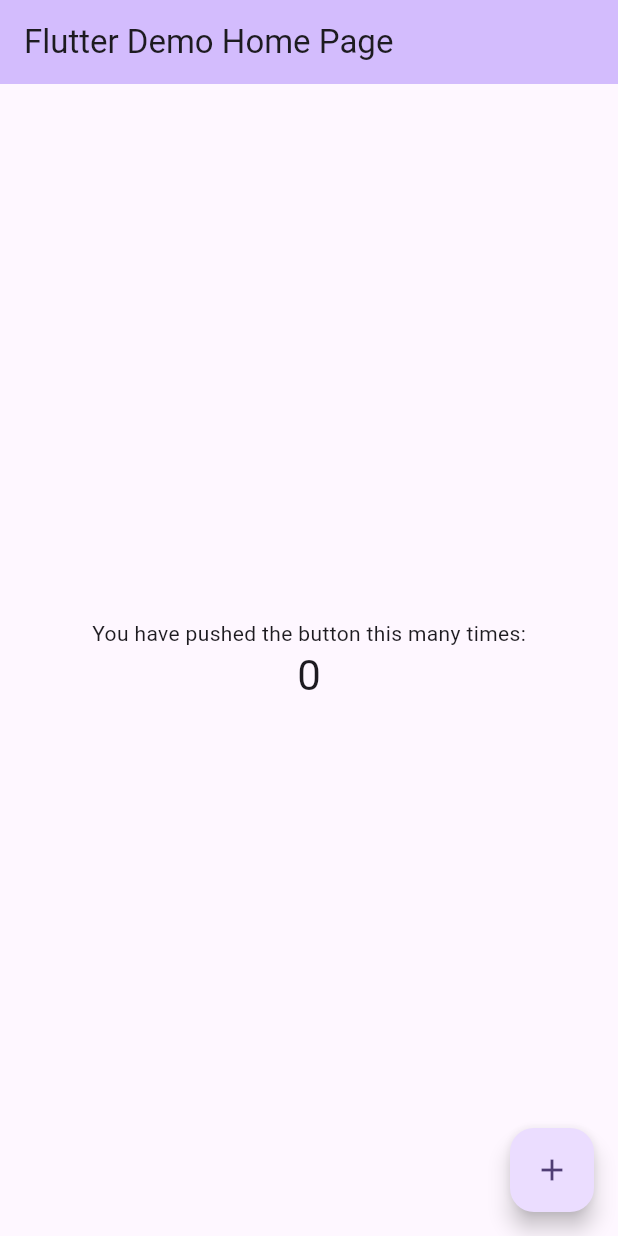
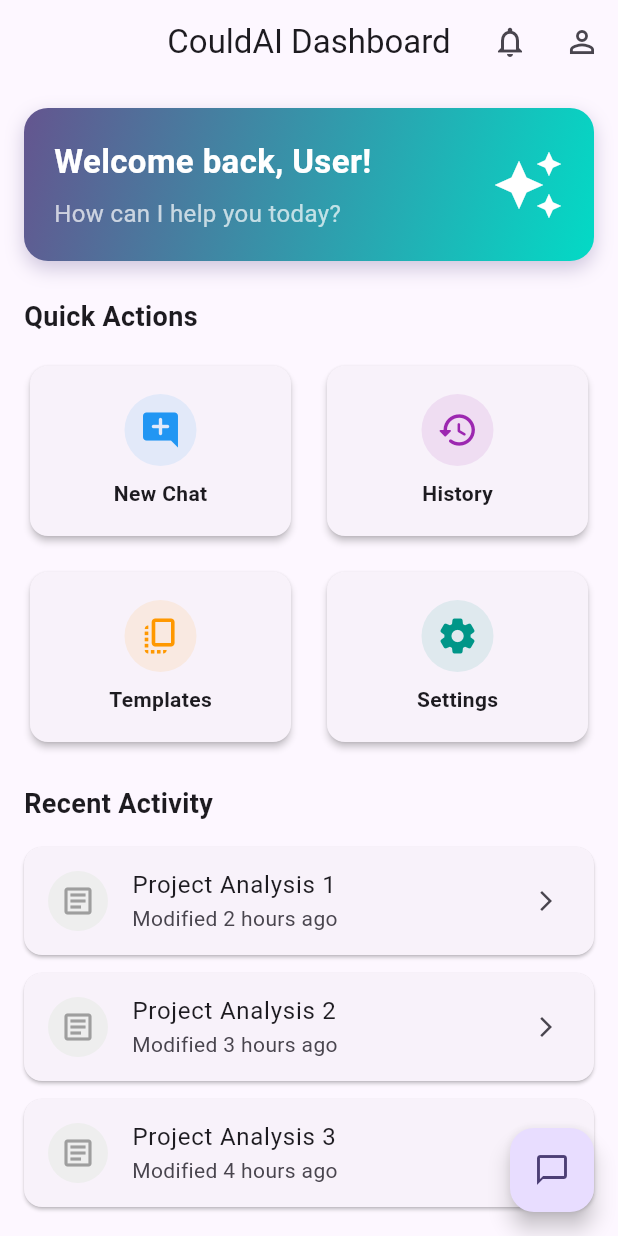
Before and after one commit to could-ai/019ae3c2-4bac-7e21-86ec-6443d49f0b73, a Flutter app: the screen it shows after launch, on a phone screen of 412 x 824 dp. Run offline on Flutter 3.47's test engine with Material 3 defaults, Android fonts, the phone set to English and light mode, and no system bars.

Commit message:
Created a splash screen with the app logo and automatic navigation to the home screen after 2 seconds.; Created a modern Home Screen with a dashboard layout, including a welcome section, quick action grid, and recent activity list.; Refactored main.dart to replace the default counter app with a proper routing setup, connecting the new SplashScreen and HomeScreen.

```diff
--- a/usr/lib/main.dart
+++ b/usr/lib/main.dart
@@ -1,4 +1,6 @@
 import 'package:flutter/material.dart';
+import 'screens/home_screen.dart';
+import 'screens/splash_screen.dart';
 
 void main() {
   runApp(const MyApp());
@@ -7,117 +9,29 @@ void main() {
 class MyApp extends StatelessWidget {
   const MyApp({super.key});
 
-  // This widget is the root of your application.
   @override
   Widget build(BuildContext context) {
     return MaterialApp(
-      title: 'Flutter Demo',
+      title: 'CouldAI User App',
       debugShowCheckedModeBanner: false,
       theme: ThemeData(
-        // This is the theme of your application.
-        //
-        // TRY THIS: Try running your application with "flutter run". You'll see
-        // the application has a purple toolbar. Then, without quitting the app,
-        // try changing the seedColor in the colorScheme below to Colors.green
-        // and then invoke "hot reload" (save your changes or press the "hot
-        // reload" button in a Flutter-supported IDE, or press "r" if you used
-        // the command line to start the app).
-        //
-        // Notice that the counter didn't reset back to zero; the application
-        // state is not lost during the reload. To reset the state, use hot
-        // restart instead.
-        //
-        // This works for code too, not just values: Most code changes can be
-        // tested with just a hot reload.
-        colorScheme: ColorScheme.fromSeed(seedColor: Colors.deepPurple),
+        colorScheme: ColorScheme.fromSeed(
+          seedColor: const Color(0xFF6200EE),
+          secondary: const Color(0xFF03DAC6),
+        ),
+        useMaterial3: true,
+        fontFamily: 'Roboto', // Default, but good to be explicit or change later
+        appBarTheme: const AppBarTheme(
+          centerTitle: true,
+          elevation: 0,
+        ),
       ),
+      // Explicitly define the initial route
       initialRoute: '/',
       routes: {
-        '/': (context) => const MyHomePage(title: 'Flutter Demo Home Page'),
+        '/': (context) => const SplashScreen(),
+        '/home': (context) => const HomeScreen(),
       },
     );
   }
 }
-
-class MyHomePage extends StatefulWidget {
-  const MyHomePage({super.key, required this.title});
-
-  // This widget is the home page of your application. It is stateful, meaning
-  // that it has a State object (defined below) that contains fields that affect
-  // how it looks.
-
-  // This class is the configuration for the state. It holds the values (in this
-  // case the title) provided by the parent (in this case the App widget) and
-  // used by the build method of the State. Fields in a Widget subclass are
-  // always marked "final".
-
-  final String title;
-
-  @override
-  State<MyHomePage> createState() => _MyHomePageState();
-}
-
-class _MyHomePageState extends State<MyHomePage> {
-  int _counter = 0;
-
-  void _incrementCounter() {
-    setState(() {
-      // This call to setState tells the Flutter framework that something has
-      // changed in this State, which causes it to rerun the build method below
-      // so that the display can reflect the updated values. If we changed
-      // _counter without calling setState(), then the build method would not be
-      // called again, and so nothing would appear to happen.
-      _counter++;
-    });
-  }
-
-  @override
-  Widget build(BuildContext context) {
-    // This method is rerun every time setState is called, for instance as done
-    // by the _incrementCounter method above.
-    //
-    // The Flutter framework has been optimized to make rerunning build methods
-    // fast, so that you can just rebuild anything that needs updating rather
-    // than having to individually change instances of widgets.
-    return Scaffold(
-      appBar: AppBar(
-        // TRY THIS: Try changing the color here to a specific color (to
-        // Colors.amber, perhaps?) and trigger a hot reload to see the AppBar
-        // change color while the other colors stay the same.
-        backgroundColor: Theme.of(context).colorScheme.inversePrimary,
-        // Here we take the value from the MyHomePage object that was created by
-        // the App.build method, and use it to set our appbar title.
-        title: Text(widget.title),
-      ),
-      body: Center(
-        // Center is a layout widget. It takes a single child and positions it
-        // in the middle of the parent.
-        child: Column(
-          // Column is also a layout widget. It takes a list of children and
-          // arranges them vertically. By default, it sizes itself to fit its
-          // children horizontally, and tries to be as tall as its parent.
-          //
-          // Column has various properties to control how it sizes itself and
-          // how it positions its children. Here we use mainAxisAlignment to
-          // center the children vertically; the main axis here is the vertical
-          // axis because Columns are vertical (the cross axis would be
-          // horizontal).
-          //
-          // TRY THIS: Invoke "debug painting" (choose the "Toggle Debug Paint"
-          // action in the IDE, or press "p" in the console), to see the
-          // wireframe for each widget.
-          mainAxisAlignment: MainAxisAlignment.center,
-          children: <Widget>[
-            const Text('You have pushed the button this many times:'),
-            Text('$_counter', style: Theme.of(context).textTheme.headlineMedium),
-          ],
-        ),
-      ),
-      floatingActionButton: FloatingActionButton(
-        onPressed: _incrementCounter,
-        tooltip: 'Increment',
-        child: const Icon(Icons.add),
-      ), // This trailing comma makes auto-formatting nicer for build methods.
-    );
-  }
-}
--- /dev/null
+++ b/usr/lib/screens/home_screen.dart
@@ -0,0 +1,216 @@
+import 'package:flutter/material.dart';
+
+class HomeScreen extends StatelessWidget {
+  const HomeScreen({super.key});
+
+  @override
+  Widget build(BuildContext context) {
+    return Scaffold(
+      appBar: AppBar(
+        title: const Text('CouldAI Dashboard'),
+        actions: [
+          IconButton(
+            icon: const Icon(Icons.notifications_outlined),
+            onPressed: () {},
+          ),
+          IconButton(
+            icon: const Icon(Icons.person_outline),
+            onPressed: () {},
+          ),
+        ],
+      ),
+      body: SingleChildScrollView(
+        padding: const EdgeInsets.all(16.0),
+        child: Column(
+          crossAxisAlignment: CrossAxisAlignment.start,
+          children: [
+            _buildWelcomeSection(context),
+            const SizedBox(height: 24),
+            _buildFeatureGrid(context),
+            const SizedBox(height: 24),
+            _buildRecentActivity(context),
+          ],
+        ),
+      ),
+      floatingActionButton: FloatingActionButton(
+        onPressed: () {},
+        child: const Icon(Icons.chat_bubble_outline),
+      ),
+    );
+  }
+
+  Widget _buildWelcomeSection(BuildContext context) {
+    return Container(
+      padding: const EdgeInsets.all(20),
+      decoration: BoxDecoration(
+        gradient: LinearGradient(
+          colors: [
+            Theme.of(context).colorScheme.primary,
+            Theme.of(context).colorScheme.secondary,
+          ],
+          begin: Alignment.topLeft,
+          end: Alignment.bottomRight,
+        ),
+        borderRadius: BorderRadius.circular(16),
+        boxShadow: [
+          BoxShadow(
+            color: Theme.of(context).colorScheme.primary.withOpacity(0.3),
+            blurRadius: 10,
+            offset: const Offset(0, 5),
+          ),
+        ],
+      ),
+      child: const Row(
+        children: [
+          Expanded(
+            child: Column(
+              crossAxisAlignment: CrossAxisAlignment.start,
+              children: [
+                Text(
+                  'Welcome back, User!',
+                  style: TextStyle(
+                    color: Colors.white,
+                    fontSize: 22,
+                    fontWeight: FontWeight.bold,
+                  ),
+                ),
+                SizedBox(height: 8),
+                Text(
+                  'How can I help you today?',
+                  style: TextStyle(
+                    color: Colors.white70,
+                    fontSize: 16,
+                  ),
+                ),
+              ],
+            ),
+          ),
+          Icon(
+            Icons.auto_awesome,
+            color: Colors.white,
+            size: 48,
+          ),
+        ],
+      ),
+    );
+  }
+
+  Widget _buildFeatureGrid(BuildContext context) {
+    return Column(
+      crossAxisAlignment: CrossAxisAlignment.start,
+      children: [
+        const Text(
+          'Quick Actions',
+          style: TextStyle(
+            fontSize: 18,
+            fontWeight: FontWeight.bold,
+          ),
+        ),
+        const SizedBox(height: 16),
+        GridView.count(
+          shrinkWrap: true,
+          physics: const NeverScrollableScrollPhysics(),
+          crossAxisCount: 2,
+          crossAxisSpacing: 16,
+          mainAxisSpacing: 16,
+          childAspectRatio: 1.5,
+          children: [
+            _buildFeatureCard(
+              context,
+              'New Chat',
+              Icons.add_comment_rounded,
+              Colors.blue,
+            ),
+            _buildFeatureCard(
+              context,
+              'History',
+              Icons.history_rounded,
+              Colors.purple,
+            ),
+            _buildFeatureCard(
+              context,
+              'Templates',
+              Icons.copy_all_rounded,
+              Colors.orange,
+            ),
+            _buildFeatureCard(
+              context,
+              'Settings',
+              Icons.settings_rounded,
+              Colors.teal,
+            ),
+          ],
+        ),
+      ],
+    );
+  }
+
+  Widget _buildFeatureCard(
+      BuildContext context, String title, IconData icon, Color color) {
+    return Card(
+      elevation: 2,
+      shape: RoundedRectangleBorder(borderRadius: BorderRadius.circular(12)),
+      child: InkWell(
+        onTap: () {},
+        borderRadius: BorderRadius.circular(12),
+        child: Column(
+          mainAxisAlignment: MainAxisAlignment.center,
+          children: [
+            Container(
+              padding: const EdgeInsets.all(10),
+              decoration: BoxDecoration(
+                color: color.withOpacity(0.1),
+                shape: BoxShape.circle,
+              ),
+              child: Icon(icon, color: color, size: 28),
+            ),
+            const SizedBox(height: 8),
+            Text(
+              title,
+              style: const TextStyle(
+                fontWeight: FontWeight.w600,
+              ),
+            ),
+          ],
+        ),
+      ),
+    );
+  }
+
+  Widget _buildRecentActivity(BuildContext context) {
+    return Column(
+      crossAxisAlignment: CrossAxisAlignment.start,
+      children: [
+        const Text(
+          'Recent Activity',
+          style: TextStyle(
+            fontSize: 18,
+            fontWeight: FontWeight.bold,
+          ),
+        ),
+        const SizedBox(height: 16),
+        ListView.builder(
+          shrinkWrap: true,
+          physics: const NeverScrollableScrollPhysics(),
+          itemCount: 3,
+          itemBuilder: (context, index) {
+            return Card(
+              margin: const EdgeInsets.only(bottom: 12),
+              shape: RoundedRectangleBorder(
+                  borderRadius: BorderRadius.circular(12)),
+              child: ListTile(
+                leading: CircleAvatar(
+                  backgroundColor: Colors.grey.shade200,
+                  child: const Icon(Icons.article_outlined, color: Colors.grey),
+                ),
+                title: Text('Project Analysis ${index + 1}'),
+                subtitle: Text('Modified ${index + 2} hours ago'),
+                trailing: const Icon(Icons.arrow_forward_ios, size: 16),
+              ),
+            );
+          },
+        ),
+      ],
+    );
+  }
+}
--- /dev/null
+++ b/usr/lib/screens/splash_screen.dart
@@ -0,0 +1,56 @@
+import 'package:flutter/material.dart';
+
+class SplashScreen extends StatefulWidget {
+  const SplashScreen({super.key});
+
+  @override
+  State<SplashScreen> createState() => _SplashScreenState();
+}
+
+class _SplashScreenState extends State<SplashScreen> {
+  @override
+  void initState() {
+    super.initState();
+    _navigateToHome();
+  }
+
+  _navigateToHome() async {
+    await Future.delayed(const Duration(seconds: 2));
+    if (mounted) {
+      Navigator.pushReplacementNamed(context, '/home');
+    }
+  }
+
+  @override
+  Widget build(BuildContext context) {
+    return Scaffold(
+      backgroundColor: Theme.of(context).colorScheme.primary,
+      body: Center(
+        child: Column(
+          mainAxisAlignment: MainAxisAlignment.center,
+          children: [
+            Icon(
+              Icons.cloud_circle_rounded,
+              size: 100,
+              color: Colors.white,
+            ),
+            const SizedBox(height: 20),
+            const Text(
+              'CouldAI',
+              style: TextStyle(
+                fontSize: 32,
+                fontWeight: FontWeight.bold,
+                color: Colors.white,
+                letterSpacing: 1.5,
+              ),
+            ),
+            const SizedBox(height: 10),
+            const CircularProgressIndicator(
+              color: Colors.white,
+            ),
+          ],
+        ),
+      ),
+    );
+  }
+}
```
